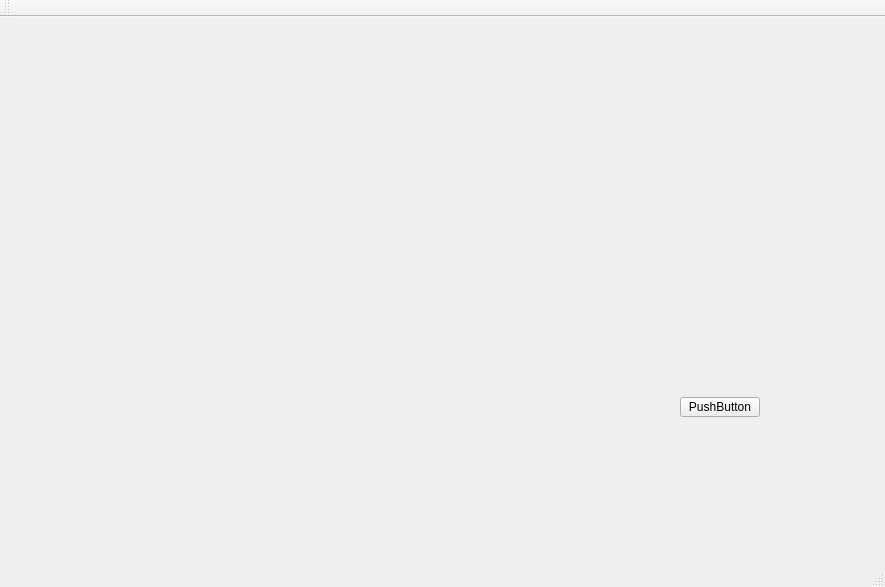
The window that learn/mainwindow.ui (pigbossa/qt-test) describes before a commit, drawn with Qt 5.
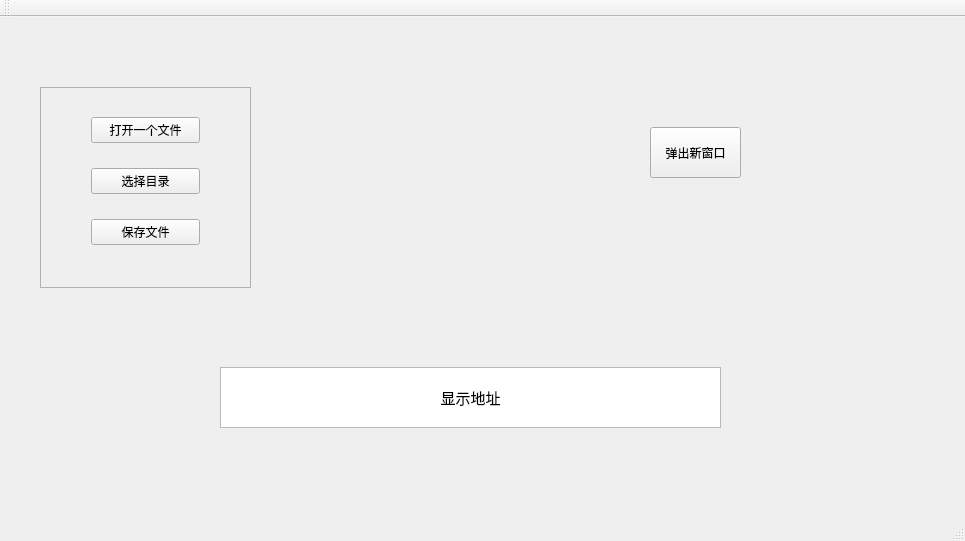
The same window after the commit.

```diff
--- a/learn/mainwindow.ui
+++ b/learn/mainwindow.ui
@@ -6,25 +6,95 @@
    <rect>
     <x>0</x>
     <y>0</y>
-    <width>885</width>
-    <height>587</height>
+    <width>965</width>
+    <height>541</height>
    </rect>
   </property>
   <property name="windowTitle">
    <string>MainWindow</string>
   </property>
   <widget class="QWidget" name="centralWidget">
-   <widget class="QPushButton" name="pushButton">
+   <widget class="QFrame" name="frame">
     <property name="geometry">
      <rect>
-      <x>680</x>
-      <y>380</y>
-      <width>80</width>
-      <height>20</height>
+      <x>40</x>
+      <y>70</y>
+      <width>211</width>
+      <height>201</height>
+     </rect>
+    </property>
+    <property name="styleSheet">
+     <string notr="true">#frame{border:1px solid rgb(177, 177, 177)}</string>
+    </property>
+    <property name="frameShape">
+     <enum>QFrame::StyledPanel</enum>
+    </property>
+    <property name="frameShadow">
+     <enum>QFrame::Raised</enum>
+    </property>
+    <widget class="QWidget" name="">
+     <property name="geometry">
+      <rect>
+       <x>40</x>
+       <y>0</y>
+       <width>131</width>
+       <height>191</height>
+      </rect>
+     </property>
+     <layout class="QVBoxLayout" name="verticalLayout">
+      <item>
+       <widget class="QPushButton" name="openFileButton">
+        <property name="text">
+         <string>打开一个文件</string>
+        </property>
+       </widget>
+      </item>
+      <item>
+       <widget class="QPushButton" name="chooseFileButton">
+        <property name="text">
+         <string>选择目录</string>
+        </property>
+       </widget>
+      </item>
+      <item>
+       <widget class="QPushButton" name="saveFileButton">
+        <property name="text">
+         <string>保存文件</string>
+        </property>
+       </widget>
+      </item>
+     </layout>
+    </widget>
+   </widget>
+   <widget class="QTextEdit" name="textEdit">
+    <property name="geometry">
+     <rect>
+      <x>220</x>
+      <y>350</y>
+      <width>501</width>
+      <height>61</height>
+     </rect>
+    </property>
+    <property name="html">
+     <string>&lt;!DOCTYPE HTML PUBLIC &quot;-//W3C//DTD HTML 4.0//EN&quot; &quot;http://www.w3.org/TR/REC-html40/strict.dtd&quot;&gt;
+&lt;html&gt;&lt;head&gt;&lt;meta name=&quot;qrichtext&quot; content=&quot;1&quot; /&gt;&lt;style type=&quot;text/css&quot;&gt;
+p, li { white-space: pre-wrap; }
+&lt;/style&gt;&lt;/head&gt;&lt;body style=&quot; font-family:'SimSun'; font-size:9pt; font-weight:400; font-style:normal;&quot;&gt;
+&lt;p align=&quot;center&quot; style=&quot;-qt-paragraph-type:empty; margin-top:0px; margin-bottom:0px; margin-left:0px; margin-right:0px; -qt-block-indent:0; text-indent:0px;&quot;&gt;&lt;br /&gt;&lt;/p&gt;
+&lt;p align=&quot;center&quot; style=&quot; margin-top:0px; margin-bottom:0px; margin-left:0px; margin-right:0px; -qt-block-indent:0; text-indent:0px;&quot;&gt;&lt;span style=&quot; font-size:11pt;&quot;&gt;显示地址&lt;/span&gt;&lt;/p&gt;&lt;/body&gt;&lt;/html&gt;</string>
+    </property>
+   </widget>
+   <widget class="QPushButton" name="openNewWindows">
+    <property name="geometry">
+     <rect>
+      <x>650</x>
+      <y>110</y>
+      <width>91</width>
+      <height>51</height>
      </rect>
     </property>
     <property name="text">
-     <string>PushButton</string>
+     <string>弹出新窗口</string>
     </property>
    </widget>
   </widget>
```
Left out of the diff: 4 changed lines with no effect on the pictures.
